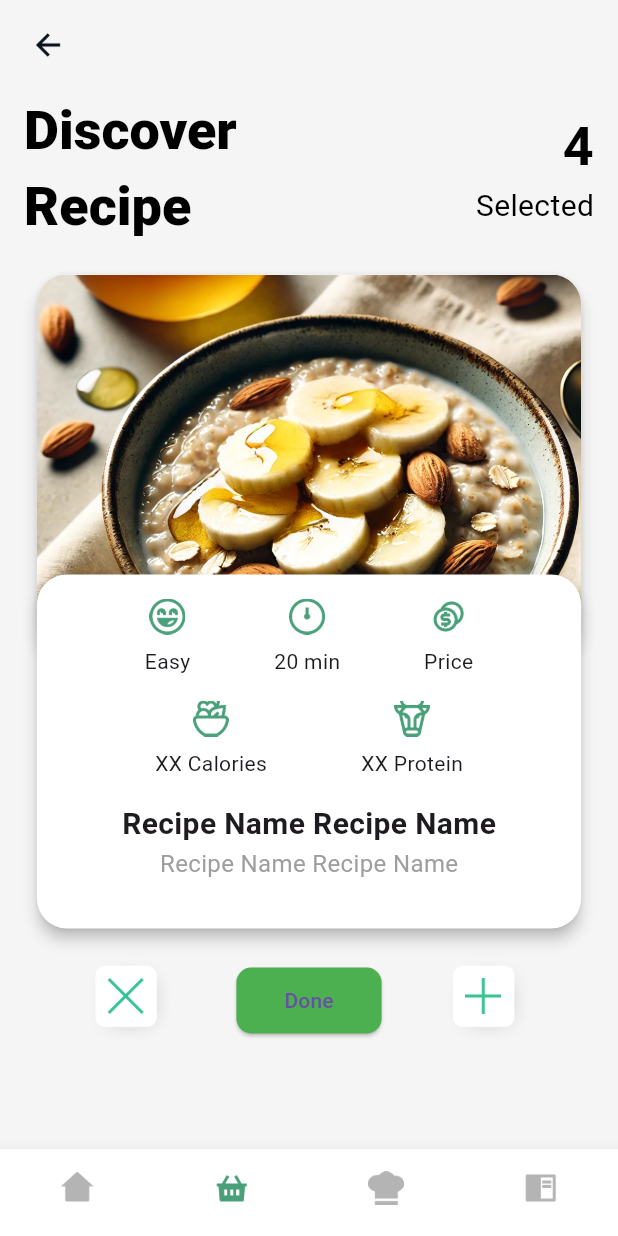
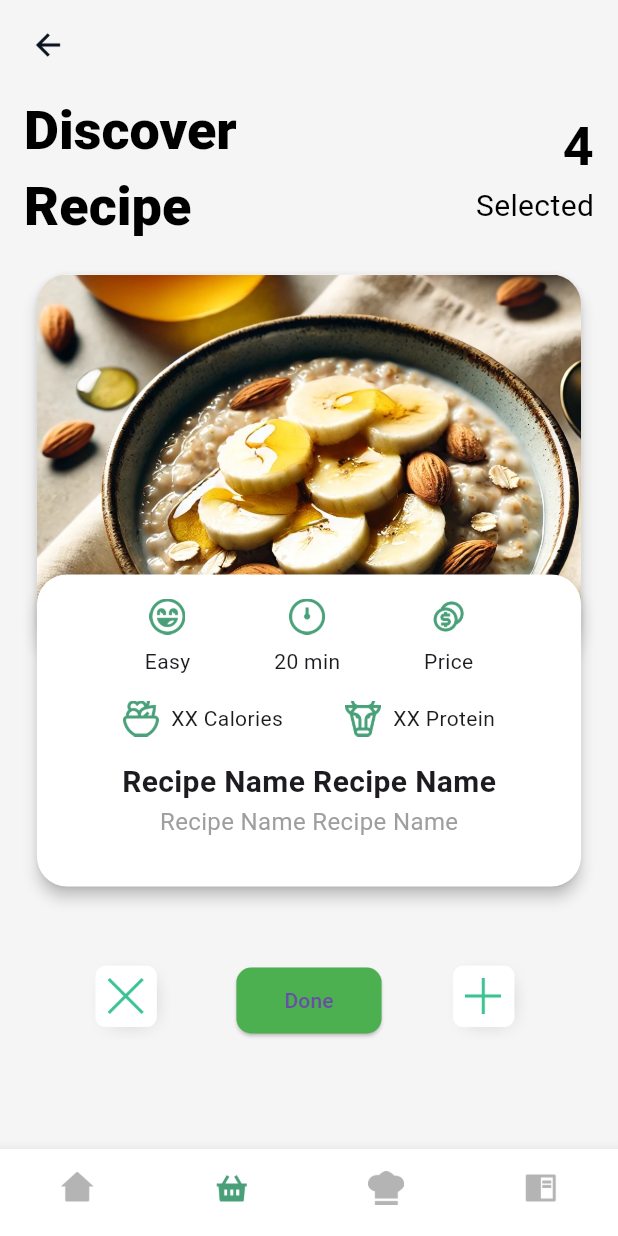
Before and after one commit to aadityayadav17/binarybandits, a Flutter app: the screen it shows after launch, after a tap on "Go to Recipe Selection", on a phone screen of 412 x 824 dp. Run offline on Flutter 3.47's test engine with Material 3 defaults, Android fonts, the phone set to English and light mode, and no system bars; our stand-ins replace firebase_core, google_fonts; accounts and stored records are empty; Roboto replaces fonts that are missing (Roboto Flex).

Commit message:
Recipe Selection (12/n) - Calorie and Protein Alignment

```diff
--- a/lib/screens/recipe_selection_screen.dart
+++ b/lib/screens/recipe_selection_screen.dart
@@ -154,11 +154,11 @@ class RecipeSelectionScreen extends StatelessWidget {
                                   mainAxisAlignment:
                                       MainAxisAlignment.spaceEvenly,
                                   children: [
-                                    _buildIconText(
+                                    _buildIconTextSideBySide(
                                       'assets/icons/screens/recipe_selection_screen/calories.png',
                                       'XX Calories',
                                     ),
-                                    _buildIconText(
+                                    _buildIconTextSideBySide(
                                       'assets/icons/screens/recipe_selection_screen/protein.png',
                                       'XX Protein',
                                     ),
@@ -301,6 +301,29 @@ class RecipeSelectionScreen extends StatelessWidget {
     );
   }
 
+  // Helper method to build the icon with text next to it (side-by-side)
+  Widget _buildIconTextSideBySide(String iconPath, String text,
+      [double? iconSize, double? textSize]) {
+    double iconWidth = iconSize ?? 24;
+    double iconHeight = iconSize ?? 24;
+    double fontSize = textSize ?? 14;
+
+    return Row(
+      children: [
+        Image.asset(
+          iconPath,
+          width: iconWidth,
+          height: iconHeight,
+        ),
+        const SizedBox(width: 8), // Space between icon and text
+        Text(
+          text,
+          style: TextStyle(fontSize: fontSize),
+        ),
+      ],
+    );
+  }
+
   // Helper method to build the icon with a background rectangle and hard alignment
   Widget _buildActionIconWithBackground(
       String backgroundPath, String iconPath) {
```
